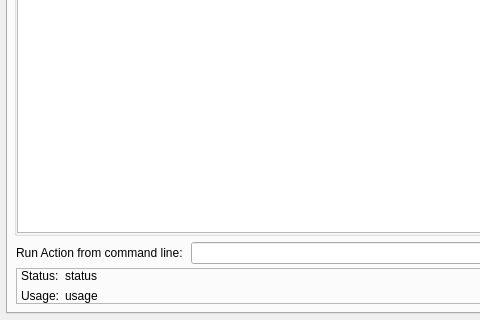
Above: src/Interface/AppController/AppController.ui from SCIInstitute/Seg3D before the change; both pictures show x 0 to 480 and y 309 to 629 of the 914 by 629 pixel window. Below: the same form after it.
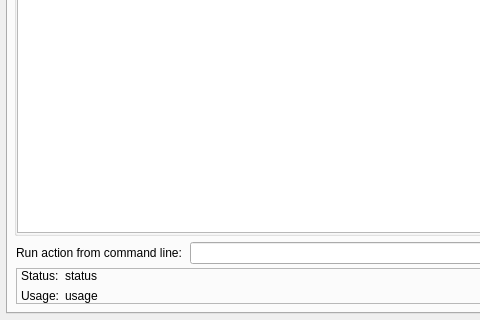
That is the form after the change. The open tabs and pages were chosen to show the change.

What changed in the file:
```diff
--- a/src/Interface/AppController/AppController.ui
+++ b/src/Interface/AppController/AppController.ui
@@ -169,7 +169,7 @@
                 </size>
                </property>
                <property name="text">
-                <string>Run Action from command line:</string>
+                <string>Run action from command line:</string>
                </property>
               </widget>
              </item>
```
Left out of the diff: 2 changed lines with no effect on the pictures.
